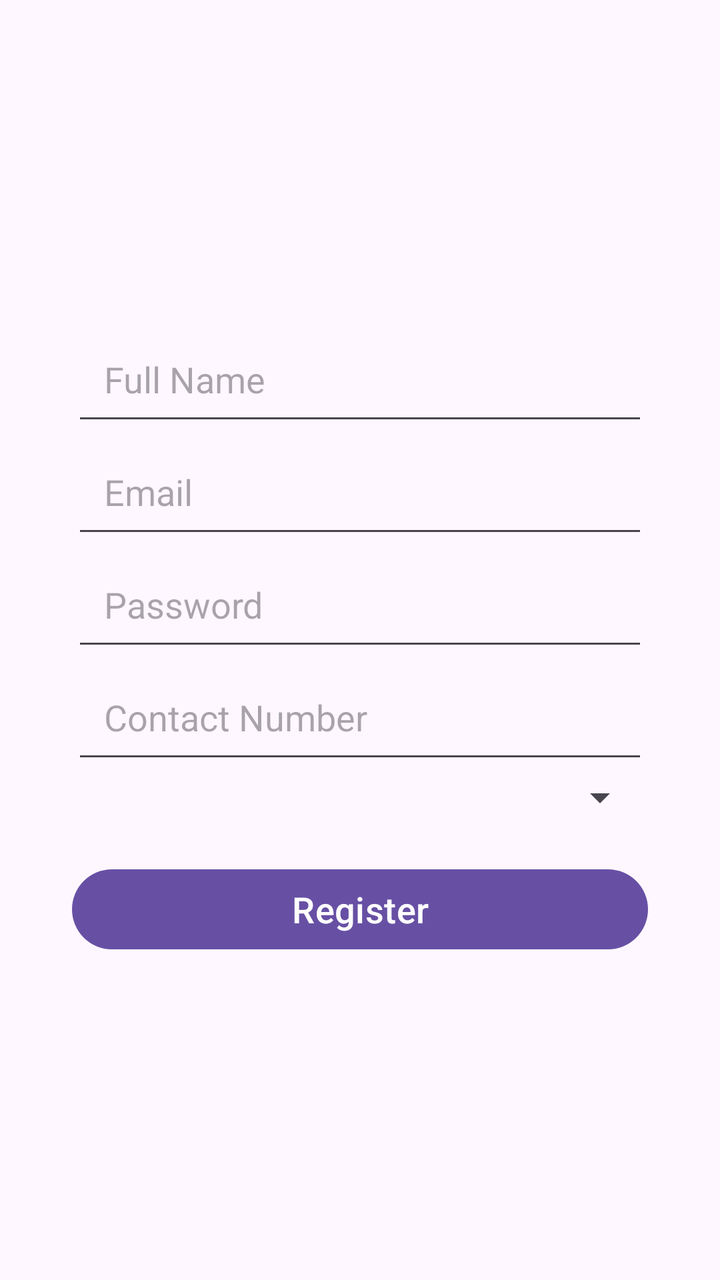
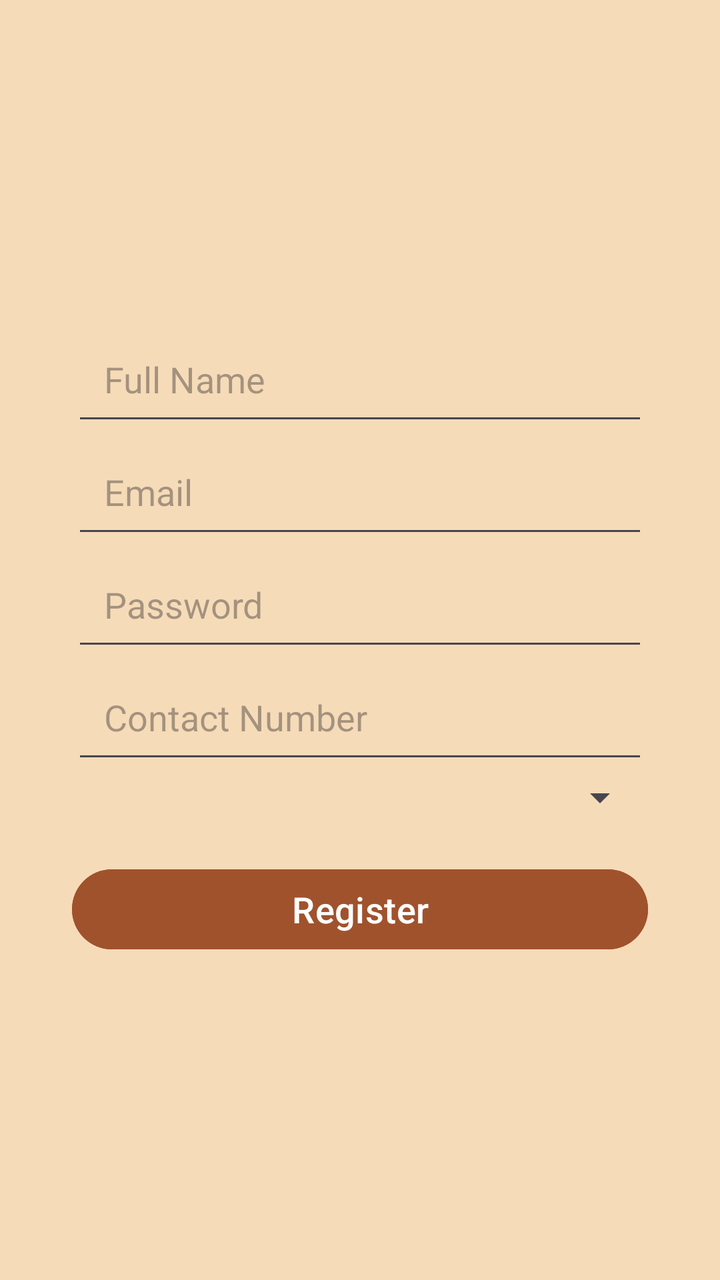

Screens rendered from an Android XML layout before and after an edit, with the pre-edit source and the edit as a unified diff.
<!-- AndroidManifest.xml: application theme Theme.Csci3130Group1 -->
<!-- res/layout/activity_register.xml -->
<?xml version="1.0" encoding="utf-8"?>
<RelativeLayout xmlns:android="http://schemas.android.com/apk/res/android"
    xmlns:app="http://schemas.android.com/apk/res-auto"
    xmlns:tools="http://schemas.android.com/tools"
    android:layout_width="match_parent"
    android:layout_height="match_parent"
    android:padding="16dp"
    tools:context=".RegisterActivity">

    <LinearLayout
        android:layout_width="match_parent"
        android:layout_height="wrap_content"
        android:layout_centerInParent="true"
        android:gravity="center"
        android:orientation="vertical"
        android:padding="20dp">

        <EditText
            android:id="@+id/name_input"
            android:layout_width="match_parent"
            android:layout_height="wrap_content"
            android:hint="Full Name"
            android:inputType="textPersonName"
            android:padding="16dp"
            android:textSize="18sp"/>

        <EditText
            android:id="@+id/email_input"
            android:layout_width="match_parent"
            android:layout_height="wrap_content"
            android:hint="Email"
            android:inputType="textEmailAddress"
            android:padding="16dp"
            android:textSize="18sp"/>

        <EditText
            android:id="@+id/password_input"
            android:layout_width="match_parent"
            android:layout_height="wrap_content"
            android:hint="Password"
            android:inputType="textPassword"
            android:padding="16dp"
            android:textSize="18sp"/>

        <EditText
            android:id="@+id/contact_input"
            android:layout_width="match_parent"
            android:layout_height="wrap_content"
            android:hint="Contact Number"
            android:inputType="phone"
            android:padding="16dp"
            android:textSize="18sp"/>

        <Spinner
            android:id="@+id/role_spinner"
            android:layout_width="match_parent"
            android:layout_height="wrap_content"
            android:padding="10dp"/>

        <Button
            android:id="@+id/register_button"
            android:layout_width="match_parent"
            android:layout_height="wrap_content"
            android:layout_marginTop="20dp"
            android:text="Register"
            android:textSize="18sp"/>

    </LinearLayout>

</RelativeLayout>
<!-- resources referenced by this layout -->
<resources>
  <style name="Theme.Csci3130Group1" parent="Base.Theme.Csci3130Group1" />
  <style name="Base.Theme.Csci3130Group1" parent="Theme.Material3.DayNight.NoActionBar">
          
          
      </style>
</resources>

<!-- the commit's change to res/layout/activity_register.xml (unified diff, before → after) -->
@@ -3,6 +3,7 @@
     xmlns:app="http://schemas.android.com/apk/res-auto"
     xmlns:tools="http://schemas.android.com/tools"
     android:layout_width="match_parent"
+    android:background="#F6DBB8"
     android:layout_height="match_parent"
     android:padding="16dp"
     tools:context=".RegisterActivity">
@@ -60,6 +61,7 @@
         <Button
             android:id="@+id/register_button"
             android:layout_width="match_parent"
+            android:backgroundTint="#A0522D"
             android:layout_height="wrap_content"
             android:layout_marginTop="20dp"
             android:text="Register"
